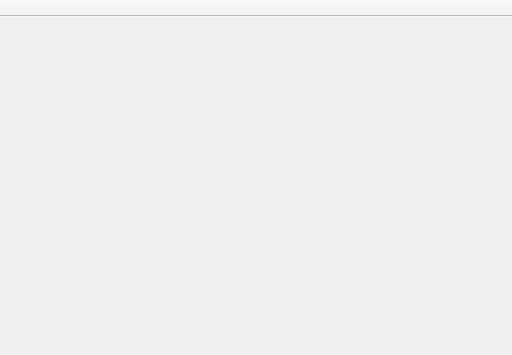
Old version of the form mainwindow.ui in the repository rautamak/Tetris; both pictures show x 189 to 701 and y 0 to 355 of the 701 by 691 pixel window.
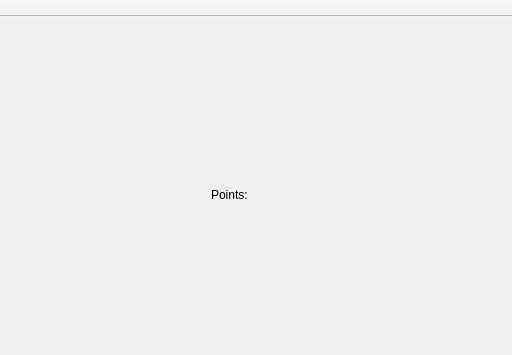
New version of the form.

Commit message: Tetris: points

Diff of the .ui file:
```diff
--- a/mainwindow.ui
+++ b/mainwindow.ui
@@ -24,6 +24,32 @@
      </rect>
     </property>
    </widget>
+   <widget class="QLabel" name="label">
+    <property name="geometry">
+     <rect>
+      <x>400</x>
+      <y>170</y>
+      <width>58</width>
+      <height>16</height>
+     </rect>
+    </property>
+    <property name="text">
+     <string>Points:</string>
+    </property>
+   </widget>
+   <widget class="QLabel" name="pointsLabel">
+    <property name="geometry">
+     <rect>
+      <x>450</x>
+      <y>170</y>
+      <width>161</width>
+      <height>16</height>
+     </rect>
+    </property>
+    <property name="text">
+     <string/>
+    </property>
+   </widget>
   </widget>
   <widget class="QMenuBar" name="menuBar">
    <property name="geometry">
```
Left out of the diff: 2 changed lines with no effect on the pictures. The commit also changes 2 other files.
